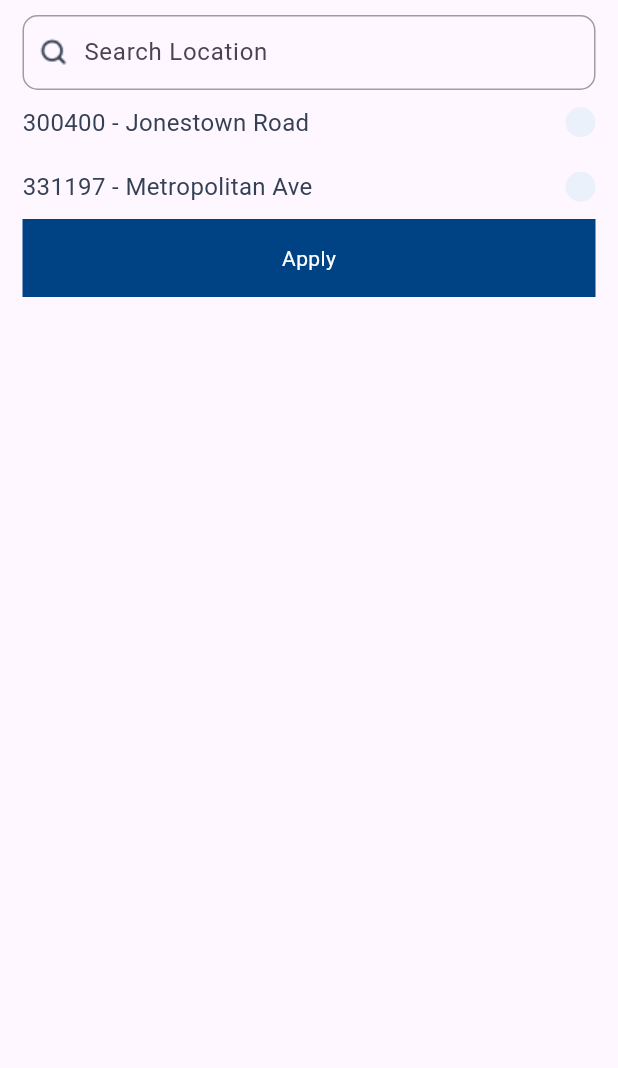
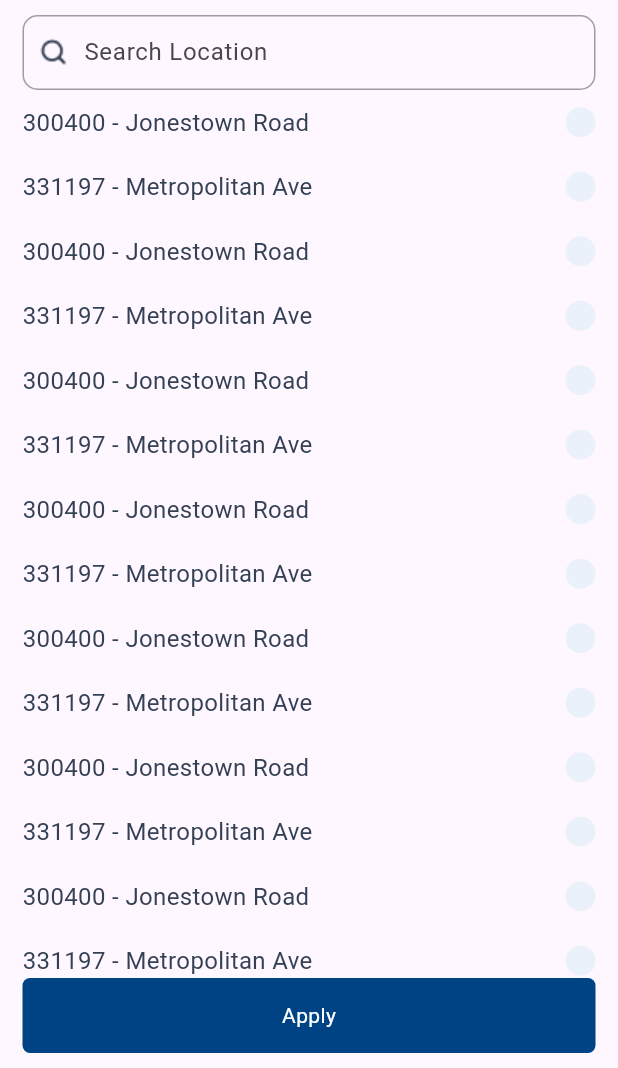
Before and after one commit to SandunC000/safe_audit_app, a Flutter app: the NewSafeAudit screen opened directly, on a phone screen of 412 x 824 dp, the part 168-1236 px from its top. Run offline on Flutter 3.47's test engine with Material 3 defaults, Android fonts, the phone set to English and light mode, and no system bars.

Commit message:
save audit button overlay fix

```diff
--- a/lib/pages/new_safe_audit.dart
+++ b/lib/pages/new_safe_audit.dart
@@ -14,6 +14,25 @@ class _NewSafeAuditState extends State<NewSafeAudit> {
   List<LocationInfo> locations = [
     LocationInfo(id: '300400', address: 'Jonestown Road'),
     LocationInfo(id: '331197', address: 'Metropolitan Ave'),
+    LocationInfo(id: '300400', address: 'Jonestown Road'),
+    LocationInfo(id: '331197', address: 'Metropolitan Ave'),
+    LocationInfo(id: '300400', address: 'Jonestown Road'),
+    LocationInfo(id: '331197', address: 'Metropolitan Ave'),
+    LocationInfo(id: '300400', address: 'Jonestown Road'),
+    LocationInfo(id: '331197', address: 'Metropolitan Ave'),
+    LocationInfo(id: '300400', address: 'Jonestown Road'),
+    LocationInfo(id: '331197', address: 'Metropolitan Ave'),
+    LocationInfo(id: '300400', address: 'Jonestown Road'),
+    LocationInfo(id: '331197', address: 'Metropolitan Ave'),
+    LocationInfo(id: '300400', address: 'Jonestown Road'),
+    LocationInfo(id: '331197', address: 'Metropolitan Ave'),
+    LocationInfo(id: '300400', address: 'Jonestown Road'),
+    LocationInfo(id: '331197', address: 'Metropolitan Ave'),
+    LocationInfo(id: '300400', address: 'Jonestown Road'),
+    LocationInfo(id: '331197', address: 'Metropolitan Ave'),
+    LocationInfo(id: '300400', address: 'Jonestown Road'),
+    LocationInfo(id: '331197', address: 'Metropolitan Ave'),
+
     // Add more locations as needed
   ];
 
@@ -24,7 +43,6 @@ class _NewSafeAuditState extends State<NewSafeAudit> {
         appBar: const SecondaryAppBar(title: "Start New Safe Audit"),
         body: Padding(
           padding: const EdgeInsets.symmetric(horizontal: 15.0),
-          child: SingleChildScrollView(
           child: Column(
             crossAxisAlignment: CrossAxisAlignment.start,
             children: [
@@ -62,7 +80,8 @@ class _NewSafeAuditState extends State<NewSafeAudit> {
                   ],
                 ),
               ),
-                ListView.builder(
+              Expanded(
+                child: ListView.builder(
                     shrinkWrap: true,
                     itemCount: locations.length,
                     itemBuilder: (context, index) {
@@ -71,21 +90,29 @@ class _NewSafeAuditState extends State<NewSafeAudit> {
                         address: locations[index].address,
                       );
                     }),
+              ),
               InkWell(
-                  onTap: (){
+                onTap: () {
                   Navigator.of(context).push(MaterialPageRoute(
                       builder: (context) => const StartSafeAudit(),
                       fullscreenDialog: true));
                 },
                 child: Container(
-                    padding: const EdgeInsets.all(16.0),
+                  padding: const EdgeInsets.all(15),
+                  margin: const EdgeInsets.only(bottom: 10),
                   width: double.infinity,
+                  decoration: BoxDecoration(
                     color: const Color(0xFF004385),
-                    child: const Center(child: Text('Apply' , style: TextStyle(color: Colors.white ),)),
+                    borderRadius: BorderRadius.circular(5),
+                  ),
+                  child: const Center(
+                      child: Text(
+                    'Apply',
+                    style: TextStyle(color: Colors.white),
+                  )),
                 ),
               )
             ],
-            ),
           ),
         ),
       ),
```
Also changed, not shown: lib/components/break_down_tab.dart (+24 -4 lines), lib/pages/start_safe_audit.dart (+13 -10 lines). Lines whose indentation alone changed are shown as unchanged.
